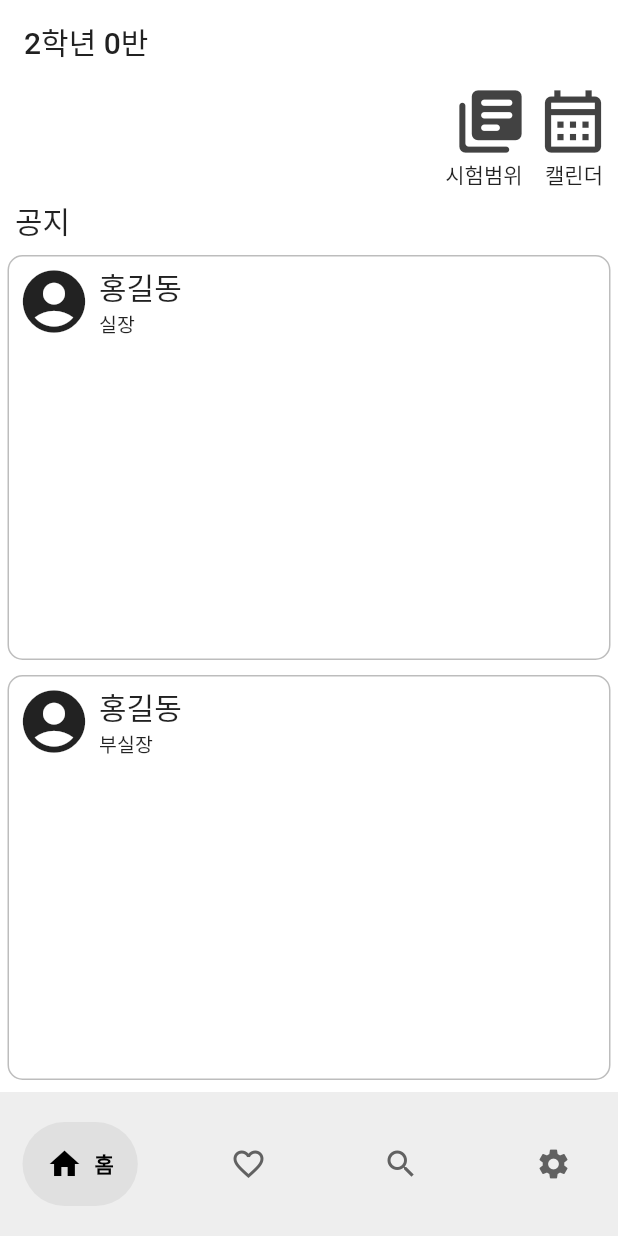
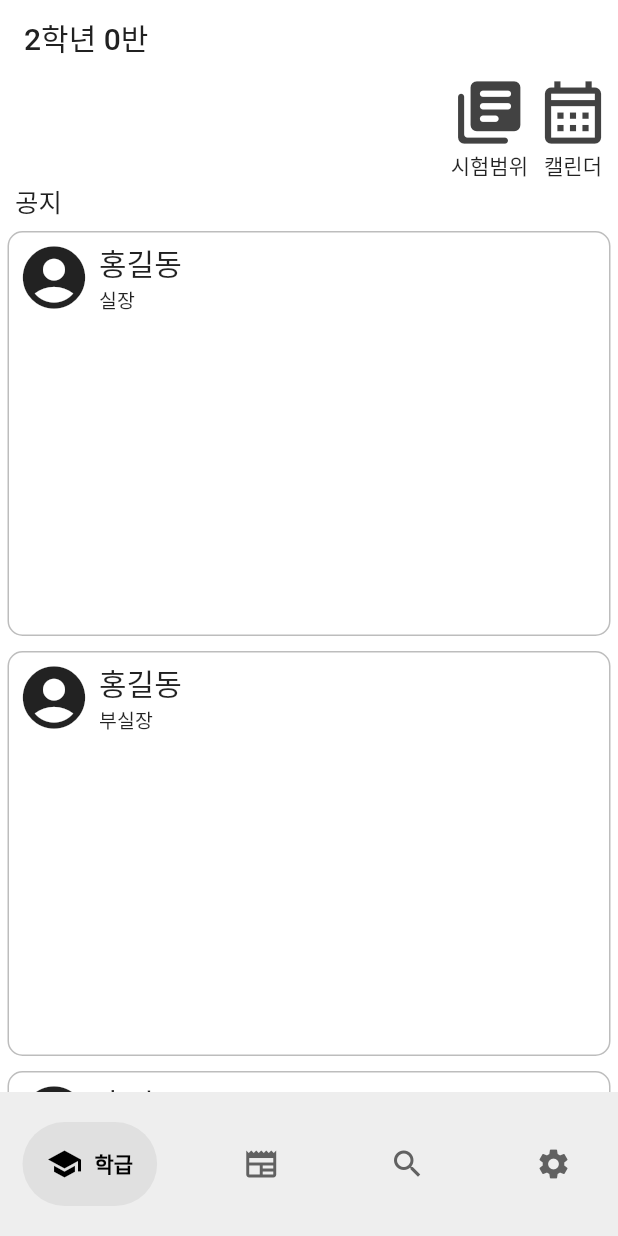
Before and after one commit to 0jiinn/jeongo-project, a Flutter app: the screen it shows once a user with an empty profile is signed in, on a phone screen of 412 x 824 dp. Run offline on Flutter 3.47's test engine with Material 2 defaults, Android fonts, the phone set to English and light mode, and no system bars; drawn by our look-alikes of google_nav_bar; our stand-ins replace firebase_auth, firebase_core; accounts and stored records are empty.

Commit message:
HomePage 디자인 구성 Update 2

```diff
--- a/lib/pages/home_page.dart
+++ b/lib/pages/home_page.dart
@@ -1,8 +1,6 @@
 import 'package:firebase_auth/firebase_auth.dart';
-import 'package:flutter/foundation.dart';
 import 'package:flutter/material.dart';
 import 'package:google_nav_bar/google_nav_bar.dart';
-
 import '../components/post.dart';
 
 class HomePage extends StatefulWidget {
@@ -13,7 +11,6 @@ class HomePage extends StatefulWidget {
 }
 
 class _HomePageState extends State<HomePage> {
-  final user = FirebaseAuth.instance.currentUser!;
 
   void signUserOut() {
     FirebaseAuth.instance.signOut();
@@ -23,7 +20,9 @@ class _HomePageState extends State<HomePage> {
   Widget build(BuildContext context) {
     return Scaffold(
       backgroundColor: Colors.white,
-      appBar: AppBar(
+      appBar: PreferredSize(
+        preferredSize: Size.fromHeight(50),
+        child: AppBar(
           backgroundColor: Colors.white,
           elevation: 0,
           title: Text(
@@ -39,6 +38,7 @@ class _HomePageState extends State<HomePage> {
           //     ),
           //   ),
           // ],
+        ),
       ),
       bottomNavigationBar: Container(
         color: Colors.grey.shade200,
@@ -56,12 +56,12 @@ class _HomePageState extends State<HomePage> {
             padding: EdgeInsets.all(16),
             tabs: const [
               GButton(
-                icon: Icons.home,
-                text: '홈',
+                icon: Icons.school,
+                text: '학급',
               ),
               GButton(
-                icon: Icons.favorite_border,
-                text: '좋아요', // 임시값
+                icon: Icons.newspaper,
+                text: '소식', // 임시값
               ),
               GButton(
                 icon: Icons.search,
@@ -80,43 +80,37 @@ class _HomePageState extends State<HomePage> {
           child: SingleChildScrollView(
             child: Column(
               children: [
-                Row(
+                Row( // scroll해도 고정되도록 해야함
+                  crossAxisAlignment: CrossAxisAlignment.start,
                   mainAxisAlignment: MainAxisAlignment.end,
+                  children: [
+                    Column(
                       children: [
                         Icon(
                           Icons.library_books_rounded,
                           size: 50,
                           color: Colors.grey.shade800,
                         ),
+                        Text("시험범위"),
+                      ],
+                    ),
                     SizedBox(
                       width: 5,
                     ),
+                    Column(
+                      children: [
                         Icon(
                           Icons.calendar_month_outlined,
                           size: 50,
                           color: Colors.grey.shade800,
                         ),
-                    SizedBox(
-                      width: 5,
-                    )
-                  ],
-                ),
-                Row(
-                  crossAxisAlignment: CrossAxisAlignment.start,
-                  mainAxisAlignment: MainAxisAlignment.end,
-                  children: [
-                    Text("시험범위"),
-                    SizedBox(
-                      width: 15,
-                    ),
                         Text("캘린더"),
-                    SizedBox(
-                      width: 10,
-                    ),
                       ],
                     ),
                     SizedBox(
-                  height: 5,
+                      width: 5,
+                    ),
+                  ],
                 ),
                 Row(
                   mainAxisAlignment: MainAxisAlignment.start,
@@ -124,7 +118,7 @@ class _HomePageState extends State<HomePage> {
                     SizedBox(
                       width: 10,
                     ),
-                    Text("공지", style: (TextStyle(fontSize: 20))),
+                    Text("공지", style: (TextStyle(fontSize: 17, color: Colors.grey.shade900))),
                   ],
                 ),
                 SizedBox(
```
Lines whose indentation alone changed are shown as unchanged.
